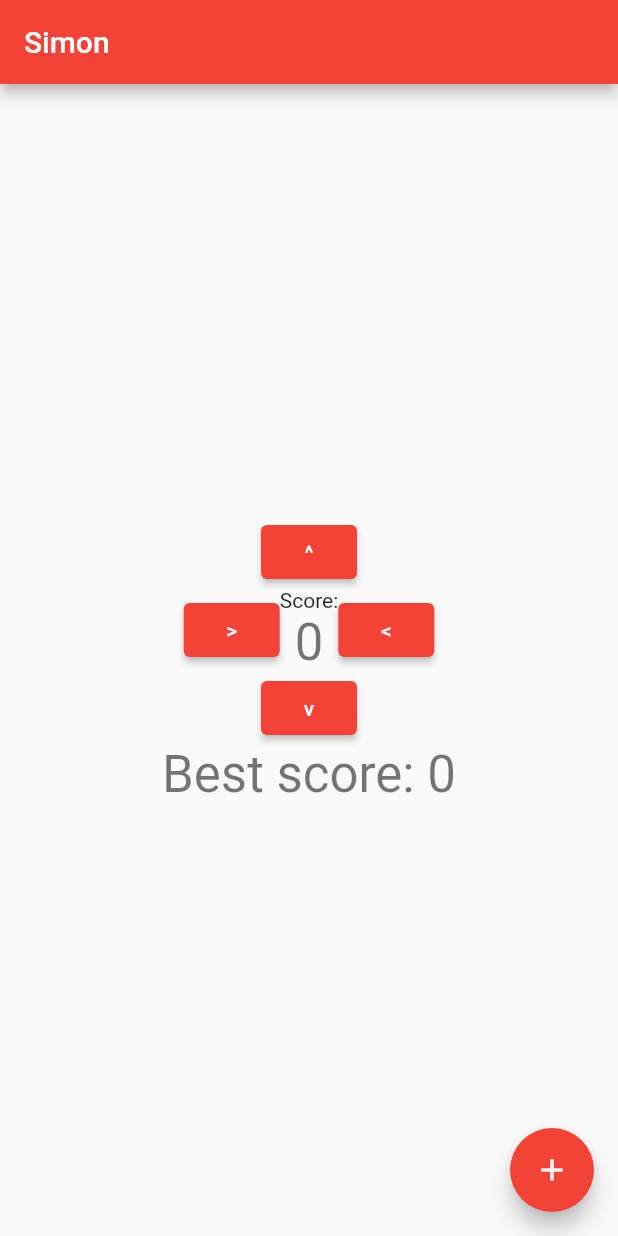
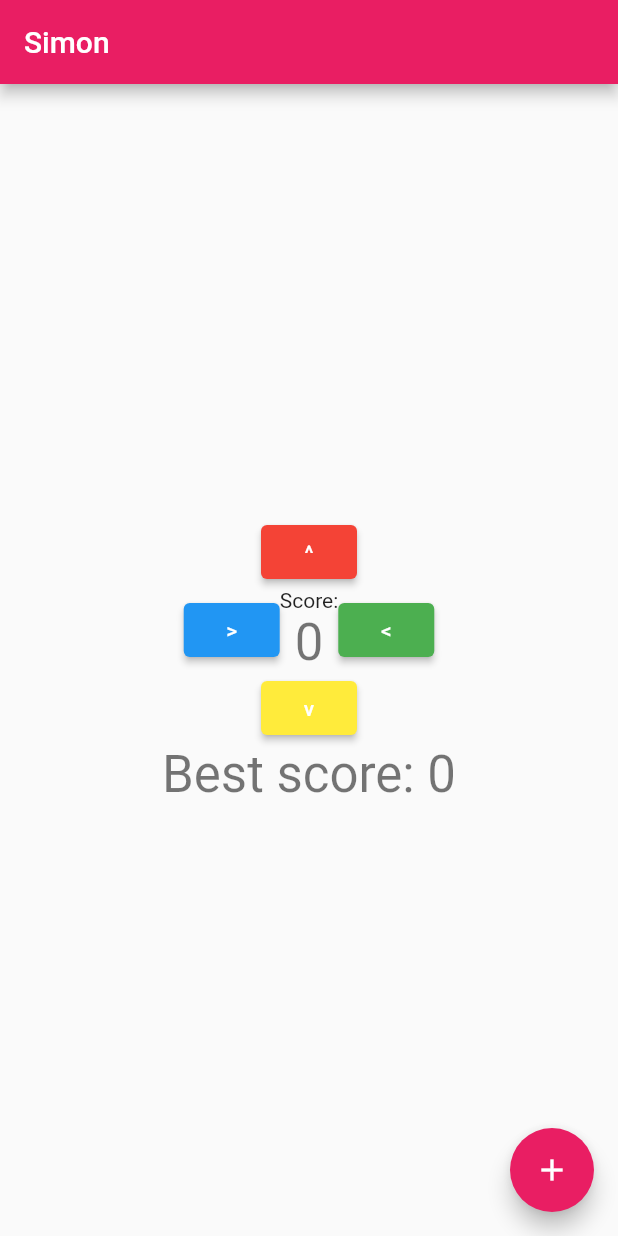
Before and after one commit to Kiritsu/simon, a Flutter app: the screen it shows after launch, on a phone screen of 412 x 824 dp. Run offline on Flutter 3.47's test engine with Material 2 defaults, Android fonts, the light colour scheme and no system bars.

Commit message:
Adds colours to the buttons

```diff
--- a/lib/main.dart
+++ b/lib/main.dart
@@ -14,7 +14,7 @@
     return MaterialApp(
       title: 'Simon',
       theme: ThemeData(
-        primarySwatch: Colors.red,
+        primarySwatch: Colors.pink,
       ),
       home: const Simon(title: 'Simon'),
     );
@@ -114,6 +114,7 @@
           mainAxisAlignment: MainAxisAlignment.center,
           children: <Widget>[
             ElevatedButton(
+                style: ButtonStyle(backgroundColor: MaterialStateProperty.all<Color>(Colors.red)),
                 onPressed: _allDisabled || _disabled[0] ? null : () => _press(0),
                 child: const Text('^')
             ),
@@ -121,6 +122,7 @@
               mainAxisAlignment: MainAxisAlignment.center,
               children: [
                 ElevatedButton(
+                    style: ButtonStyle(backgroundColor: MaterialStateProperty.all<Color>(Colors.blue)),
                     onPressed: _allDisabled || _disabled[1] ? null : () => _press(1),
                     child: const Text('>')
                 ),
@@ -137,12 +139,14 @@
                   ],
                 ),
                 ElevatedButton(
+                    style: ButtonStyle(backgroundColor: MaterialStateProperty.all<Color>(Colors.green)),
                     onPressed: _allDisabled || _disabled[2] ? null : () => _press(2),
                     child: const Text('<')
                 )
               ],
             ),
             ElevatedButton(
+                style: ButtonStyle(backgroundColor: MaterialStateProperty.all<Color>(Colors.yellow)),
                 onPressed: _allDisabled || _disabled[3] ? null : () => _press(3),
                 child: const Text('v')
             ),
```
